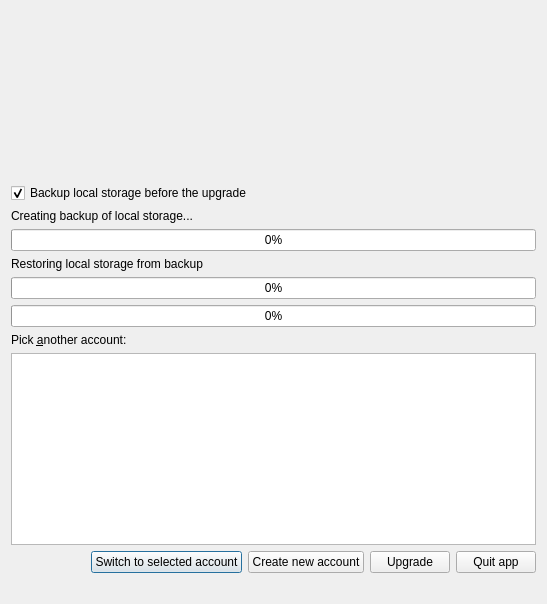
Old version of the form src/dialogs/LocalStorageUpgradeDialog.ui in the repository d1vanov/quentier.
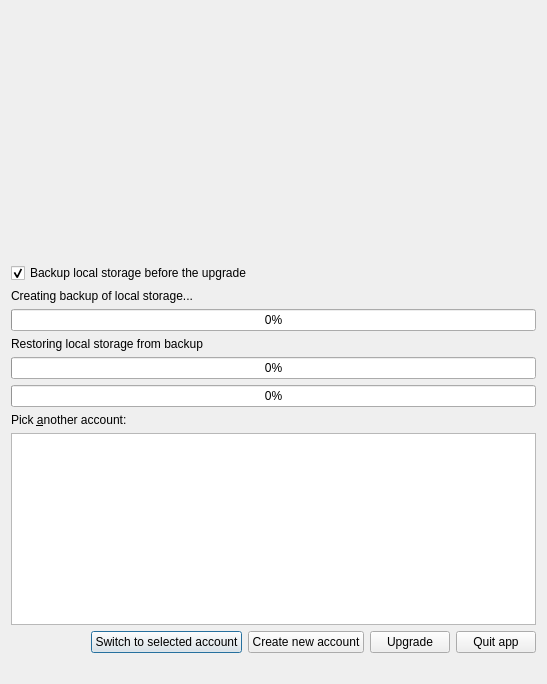
New version of the form.

Commit message: Issue #206: some improvements for LocalStorageUpgradeDialog

Diff of the .ui file:
```diff
--- a/src/dialogs/LocalStorageUpgradeDialog.ui
+++ b/src/dialogs/LocalStorageUpgradeDialog.ui
@@ -7,7 +7,7 @@
     <x>0</x>
     <y>0</y>
     <width>547</width>
-    <height>604</height>
+    <height>684</height>
    </rect>
   </property>
   <property name="windowTitle">
@@ -31,7 +31,7 @@
    <item>
     <widget class="QLabel" name="longDescriptionLabel">
      <property name="sizePolicy">
-      <sizepolicy hsizetype="Preferred" vsizetype="Expanding">
+      <sizepolicy hsizetype="Preferred" vsizetype="MinimumExpanding">
        <horstretch>0</horstretch>
        <verstretch>0</verstretch>
       </sizepolicy>
```
Left out of the diff: 3 changed lines with no effect on the pictures. The commit also changes 2 other files.
